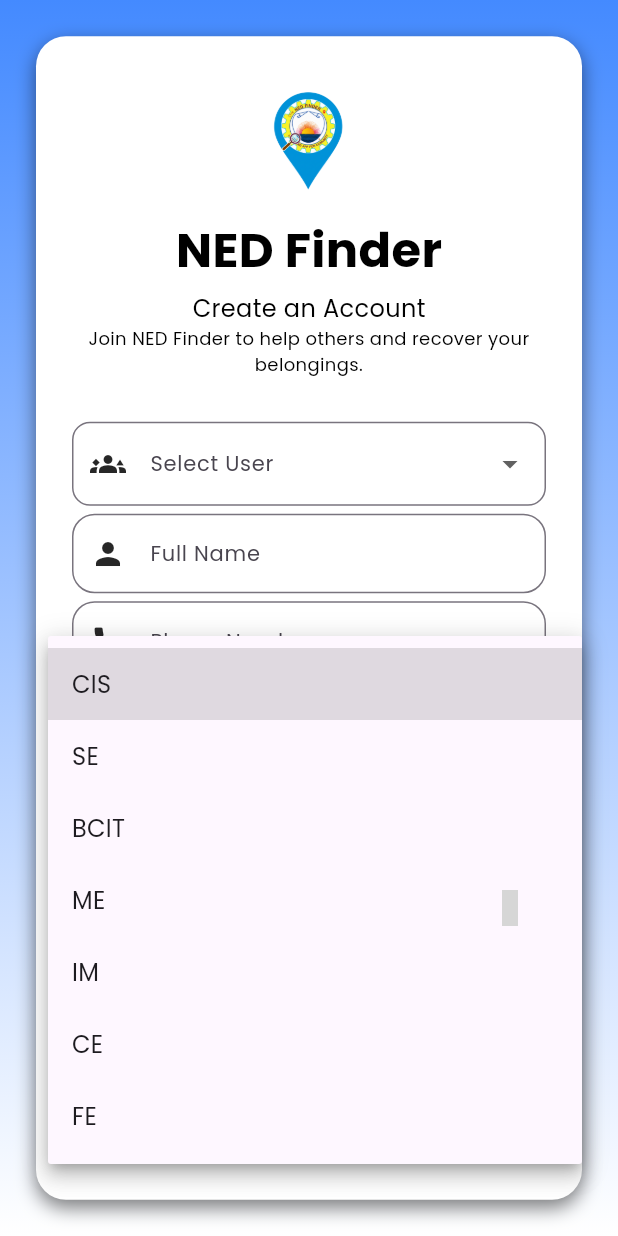
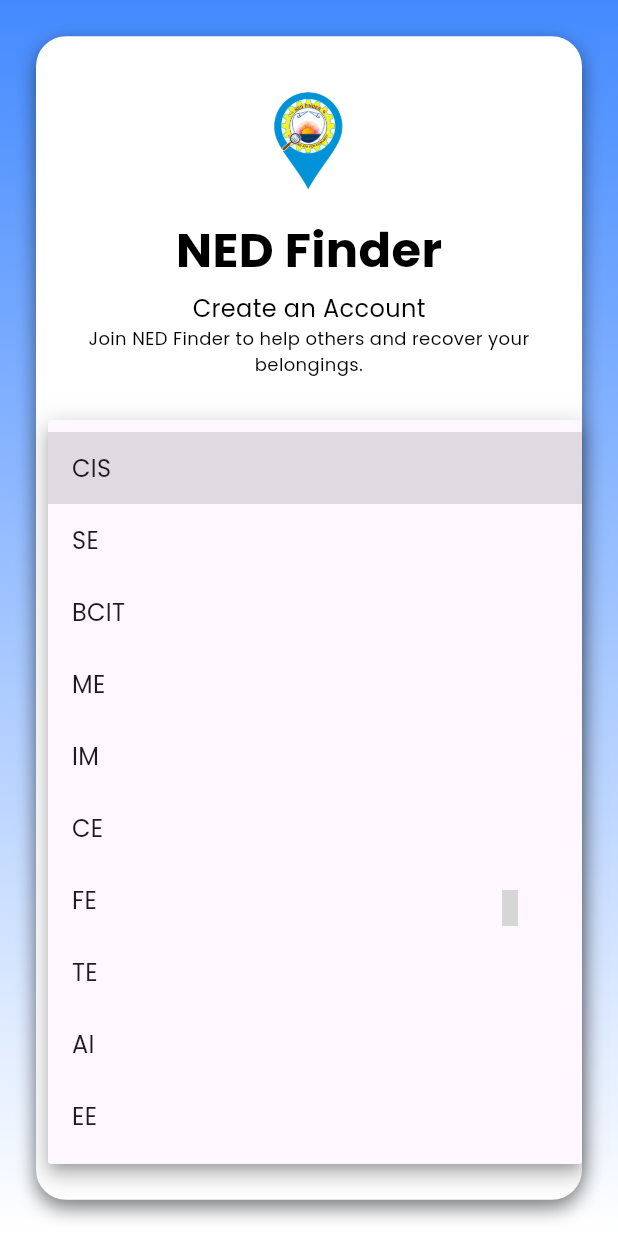
Before and after one commit to Ahad-Khan-02/NED-Finder, a Flutter app: the SignUpScreen screen opened directly, after a tap on "Select Department", on a phone screen of 412 x 824 dp. Run offline on Flutter 3.47's test engine with Material 3 defaults, Android fonts, the phone set to English and light mode, and no system bars; our stand-ins replace get, get_storage, google_fonts, iconsax, shared_preferences; accounts and stored records are empty; grey boxes are pictures that could not be loaded.

Commit message:
Update Project

```diff
--- a/lib/app.dart
+++ b/lib/app.dart
@@ -1,6 +1,6 @@
 import 'package:flutter/material.dart';
 import 'package:get/get.dart';
-import 'package:ned_finder/features/Authentication/Login/login_screen.dart';
+import 'package:ned_finder/app_startup_screen.dart';
 import 'package:ned_finder/utils/theme/theme.dart';
 import 'package:ned_finder/utils/theme/theme_controller.dart'; // 🔥 Import the new controller
 
@@ -11,7 +11,6 @@
   Widget build(BuildContext context) {
     // Initialize the ThemeController
     final themeController = Get.put(ThemeController());
-
     // Use Obx to rebuild GetMaterialApp when themeMode changes
     return Obx(
       () => GetMaterialApp(
@@ -19,7 +18,7 @@
         themeMode: themeController.themeMode,
         theme: CustomAppTheme.lightTheme,
         darkTheme: CustomAppTheme.darktheme,
-        home: const LoginScreen(),
+        home: const AppStartupScreen(),
       ),
     );
   }
--- a/lib/features/Admin/Pending_items/pending_items_screen.dart
+++ b/lib/features/Admin/Pending_items/pending_items_screen.dart
@@ -15,7 +15,7 @@
       description: 'Isa siyang malaking insecto na kulay black and purple',
       date: '2024-06-05',
       location: 'Jeju island',
-      imageUrl: 'assets/images/beru.jpg', // Placeholder image path
+      imageUrl: 'assets/images/wallet.jpg', // Placeholder image path
       statusColor: Colors.purple,
     ),
     // Item 2: karapatan q
@@ -24,7 +24,7 @@
       description: 'matagal na kasing nawawala karapatan q kasama natin ng pake q, pahanap nalang po',
       date: '2004-11-04',
       location: 'basta nasa pilipinas lang yon di panaman aq nakakaalis ng bansa e',
-      imageUrl: 'assets/images/star.jpg', // Placeholder image path
+      imageUrl: 'assets/images/iamge.png', // Placeholder image path
       statusColor: Colors.blue,
     ),
     // Item 3: menudo
@@ -33,7 +33,7 @@
       description: 'huhu miss ko na siya',
       date: '2024-06-29',
       location: 'sa tabi tabi lang',
-      imageUrl: 'assets/images/frog.jpg', // Placeholder image path
+      imageUrl: 'assets/images/iamge.png', // Placeholder image path
       statusColor: CustomColors.success,
     ),
   ];
--- a/lib/features/authentication/common_widgets/custom_input_fields.dart
+++ b/lib/features/authentication/common_widgets/custom_input_fields.dart
@@ -3,17 +3,21 @@
 
 class CustomTextFormField extends StatelessWidget {
   const CustomTextFormField({
-    super.key, required this.icon, required this.text,
+    super.key, required this.icon, required this.text, required this.controller,this.keyboardType=TextInputType.text,
   });
 
   final Icon icon;
   final String text;
+  final TextEditingController controller;
+  final TextInputType keyboardType;
 
   @override
   Widget build(BuildContext context) {
     return Column(
       children: [
         TextFormField(
+          controller: controller,
+          keyboardType: keyboardType,
           decoration: InputDecoration(
             prefixIcon: icon,
             labelText: text,
--- a/lib/features/authentication/forgot_password/forgot_password_screen.dart
+++ b/lib/features/authentication/forgot_password/forgot_password_screen.dart
@@ -14,11 +14,11 @@
 
 class _ForgotPasswordScreenState extends State<ForgotPasswordScreen> {
 
-  final TextEditingController _emailController = TextEditingController();
+  final TextEditingController emailController = TextEditingController();
 
   // Function to simulate sending the reset link (you'd add actual logic here)
   void _sendResetLink() {
-    String email = _emailController.text;
+    String email = emailController.text;
     if (email.isNotEmpty) {
       // In a real app, you'd call an API here.
       print('Sending reset link to: $email');
@@ -71,7 +71,7 @@
 
                     // Email Input Field
 
-                    CustomTextFormField(icon: Icon(Icons.email), text: CustomTexts.email),
+                    CustomTextFormField(icon: Icon(Icons.email), text: CustomTexts.email,controller: emailController,),
 
                     const SizedBox(height: 30),
 
--- a/lib/features/authentication/signup/sign_up_screen.dart
+++ b/lib/features/authentication/signup/sign_up_screen.dart
@@ -15,6 +15,12 @@
   Widget build(BuildContext context) {
 
     bool isDark = HelperFunctions.isDarkMode(context);
+    final TextEditingController passwordController = TextEditingController();
+    final TextEditingController emailController = TextEditingController();
+    final TextEditingController fullNameController = TextEditingController();
+    final TextEditingController phoneController = TextEditingController();
+    String user = '';
+    String department = '';
 
     return Scaffold(
       body: Container(
@@ -49,10 +55,24 @@
 
                   // 2. Email Input Field
 
-                  SignupInputFields(),
+                  SignupInputFields(
+                    password: passwordController,
+                    email: emailController,
+                    fullName: fullNameController,
+                    phone: phoneController,
+                    onUserChanged: (selectedUser){
+                      user = selectedUser!;
+                    },
+                    onDepartmentChanged: (selectedDepartment){
+                      department = selectedDepartment!;
+                    },
+                  ),
 
                   // 4. Forgot Password Link
-                  SignUpScreenButtons(),
+                  SignUpScreenButtons(
+                    onPressed: (){
+
+                  },),
 
                   // 6. Sign Up Link
 
--- a/lib/features/authentication/signup/widgets/signup_input_fields.dart
+++ b/lib/features/authentication/signup/widgets/signup_input_fields.dart
@@ -4,31 +4,43 @@
 import 'package:ned_finder/utils/constants/texts.dart';
 
 class SignupInputFields extends StatefulWidget {
-  const SignupInputFields({
+   SignupInputFields({
     super.key,
+    required this.password,
+    required this.email,
+    required this.fullName,
+    required this.phone,
+    required this.onUserChanged,
+    required this.onDepartmentChanged,
+
   });
+
+  final TextEditingController password;
+  final TextEditingController email;
+  final TextEditingController fullName;
+  final TextEditingController phone;
+  final Function(String?) onUserChanged;
+  final Function(String?) onDepartmentChanged;
 
   @override
   State<SignupInputFields> createState() => _SignupInputFieldsState();
 }
 
 class _SignupInputFieldsState extends State<SignupInputFields> {
-
-  final TextEditingController password = TextEditingController();
   bool _obscureText = true;
 
   @override
   Widget build(BuildContext context) {
     return Column(
       children: [
-        CustomDropdownField(icon: Icon(Icons.groups_3), text: CustomTexts.selectUser, items: ['user','admin'], onChanged: (user){}),
-        CustomTextFormField(icon: Icon(Icons.person), text: CustomTexts.fullName),
-        CustomTextFormField(icon: Icon(Icons.phone), text: CustomTexts.phoneNo),
-        CustomDropdownField(icon: Icon(Icons.school), text: CustomTexts.selectDepartment, items: ['CIS','SE','BCIT','ME','IM','CE','FE'], onChanged: (department){}),
-        CustomTextFormField(icon: Icon(Icons.email), text: CustomTexts.email),
+        CustomDropdownField(icon: Icon(Icons.groups_3), text: CustomTexts.selectUser, items: ['Student','admin'], onChanged: widget.onUserChanged),
+        CustomTextFormField(icon: Icon(Icons.person), text: CustomTexts.fullName,controller: widget.fullName,keyboardType: TextInputType.name,),
+        CustomTextFormField(icon: Icon(Icons.phone), text: CustomTexts.phoneNo,controller: widget.phone,keyboardType: TextInputType.phone,),
+        CustomDropdownField(icon: Icon(Icons.school), text: CustomTexts.selectDepartment, items: ['CIS','SE','BCIT','ME','IM','CE','FE','TE','AI','EE'], onChanged: widget.onDepartmentChanged),
+        CustomTextFormField(icon: Icon(Icons.email), text: CustomTexts.email,controller: widget.email,keyboardType: TextInputType.emailAddress,),
 
         TextField(
-          controller: password,
+          controller: widget.password,
           obscureText: _obscureText,
           decoration: InputDecoration(
             prefixIcon: Icon(Icons.lock),
--- a/lib/features/authentication/signup/widgets/signup_screen_buttons.dart
+++ b/lib/features/authentication/signup/widgets/signup_screen_buttons.dart
@@ -7,8 +7,10 @@
 class SignUpScreenButtons extends StatefulWidget {
   const SignUpScreenButtons({
     super.key,
+    required this.onPressed,
   });
 
+  final VoidCallback onPressed;
   @override
   State<SignUpScreenButtons> createState() => _SignUpScreenButtonsState();
 }
@@ -27,9 +29,7 @@
         // 5. Login Button
         SizedBox(
         width: double.infinity,
-        child: ElevatedButton(onPressed: (){
-          //login logic
-        },
+        child: ElevatedButton(onPressed:widget.onPressed,
 
         child: Text(CustomTexts.signup))
         ),
--- a/lib/utils/http/http_client.dart
+++ b/lib/utils/http/http_client.dart
@@ -1,8 +1,8 @@
 import 'dart:convert';
 import 'package:http/http.dart' as http;
 
-class HttpClient {
-  static const String _baseUrl = 'https://your-api-base-url.com'; // Replace with your API base URL
+class Http {
+  static const String _baseUrl = 'https://jsonplaceholder.typicode.com'; // Replace with your API base URL
 
   // Helper method to make a GET request
   static Future<Map<String, dynamic>> get(String endpoint) async {
--- a/pubspec.yaml
+++ b/pubspec.yaml
@@ -39,6 +39,7 @@
   flutter_native_splash: ^2.4.6
   http: ^1.4.0
   smooth_page_indicator: ^1.2.1
+  shared_preferences: ^2.5.3
 
 
   # ----------------(Packages End)-------------------- #
```
Also changed, not shown: lib/app_startup_screen.dart (added, +54 -0 lines), lib/features/Admin/Admin_Dashboard/dashboard_screen.dart (+5 -3 lines), lib/features/Admin/Admin_Dashboard/widgets/admin_settings_screen.dart (added, +89 -0 lines), lib/features/Settings/settings_screen.dart (+6 -5 lines), lib/features/authentication/Login/login_screen.dart (+53 -2 lines), lib/features/authentication/Login/widgets/login_input_fields.dart (+14 -4 lines), lib/features/authentication/Login/widgets/login_screen_buttons.dart (+4 -5 lines), pubspec.lock, 1 other file.
